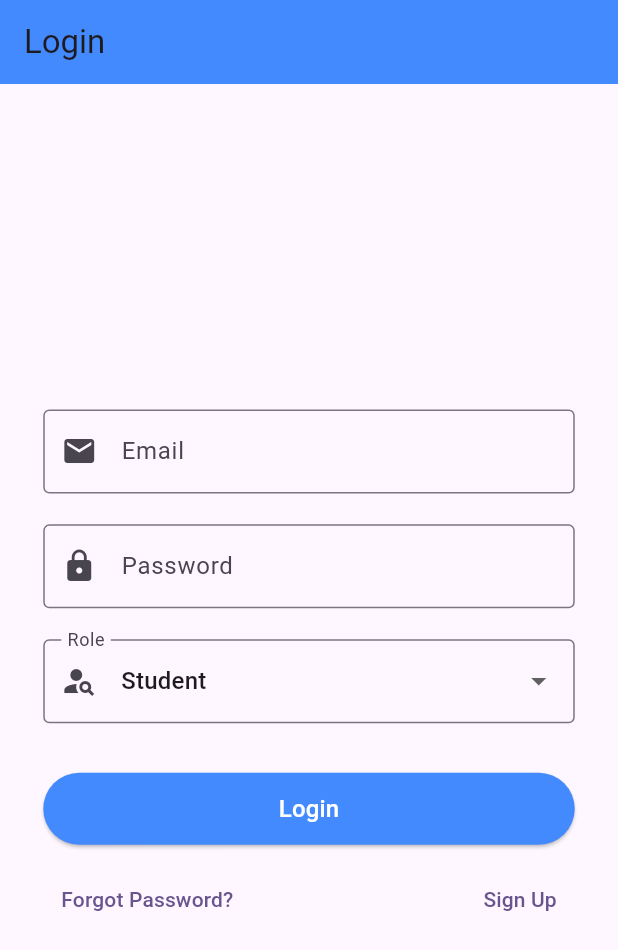
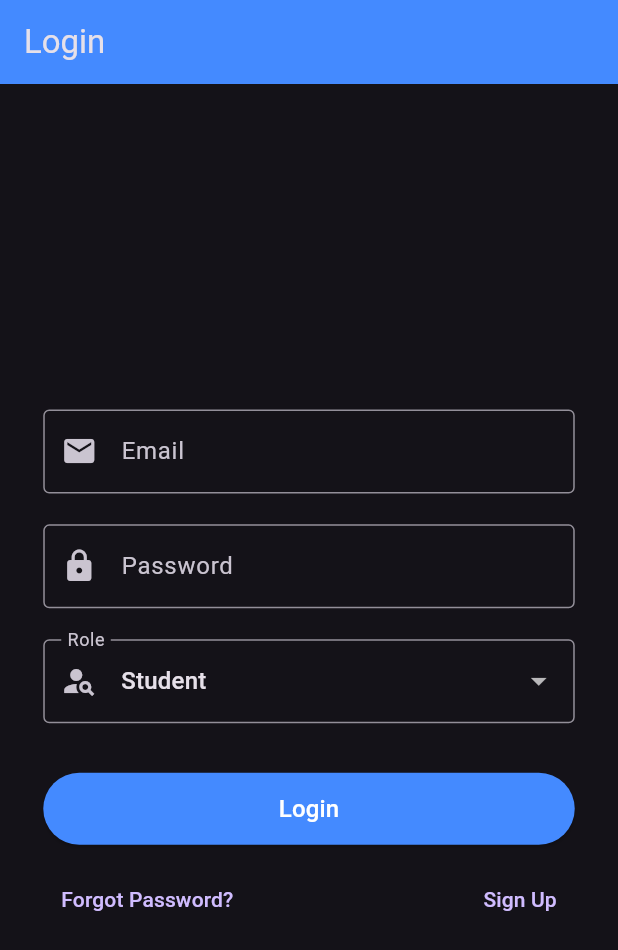
Before and after one commit to adyan5786/Smart-Curricular-Activity-Attendance-App, a Flutter app: the screen it shows after launch, on a phone screen of 412 x 824 dp. Shown: the top 950 px of the screen. Run offline on Flutter 3.47's test engine with Material 3 defaults, Android fonts, the phone set to English and light mode, and no system bars; our stand-ins replace cloud_firestore, firebase_auth, firebase_core; accounts and stored records are empty.

Commit message:
feat: Implemented Stay Logged In feature even if the app is closed

```diff
--- /dev/null
+++ b/lib/auth_wrapper.dart
@@ -0,0 +1,58 @@
+// lib/auth_wrapper.dart
+import 'package:flutter/material.dart';
+import 'package:firebase_auth/firebase_auth.dart';
+import 'package:smart_curricular_activity_attendance_app/models/user_model.dart';
+import 'package:smart_curricular_activity_attendance_app/services/auth_service.dart';
+import 'package:smart_curricular_activity_attendance_app/services/user_service.dart';
+import 'package:smart_curricular_activity_attendance_app/screens/login_screen.dart';
+import 'package:smart_curricular_activity_attendance_app/screens/student_dashboard_screen.dart';
+import 'package:smart_curricular_activity_attendance_app/screens/lecturer_dashboard_screen.dart';
+import 'package:smart_curricular_activity_attendance_app/screens/admin_dashboard_screen.dart';
+
+class AuthWrapper extends StatelessWidget {
+  const AuthWrapper({super.key});
+
+  @override
+  Widget build(BuildContext context) {
+    final authService = AuthService();
+    final userService = UserService();
+
+    return StreamBuilder<User?>(
+      stream: authService.authStateChanges,
+      builder: (context, authSnapshot) {
+        if (authSnapshot.connectionState == ConnectionState.waiting) {
+          return const Scaffold(body: Center(child: CircularProgressIndicator()));
+        }
+        if (authSnapshot.hasData) {
+          // User is logged in, now fetch their user profile data from Firestore.
+          return FutureBuilder<AppUser?>(
+            future: userService.getUser(authSnapshot.data!.uid),
+            builder: (context, userSnapshot) {
+              if (userSnapshot.connectionState == ConnectionState.waiting) {
+                return const Scaffold(body: Center(child: CircularProgressIndicator()));
+              }
+              if (userSnapshot.hasError || !userSnapshot.hasData || userSnapshot.data == null) {
+                // If there's an error or no user data, send them to login.
+                return const LoginScreen();
+              }
+
+              // User data loaded successfully, route to the correct dashboard.
+              final user = userSnapshot.data!;
+              switch (user.role) {
+                case 'Admin':
+                  return AdminDashboardScreen(user: user);
+                case 'Lecturer':
+                  return LecturerDashboardScreen(user: user);
+                case 'Student':
+                default:
+                  return StudentDashboardScreen(user: user);
+              }
+            },
+          );
+        }
+        // User is logged out.
+        return const LoginScreen();
+      },
+    );
+  }
+}
--- a/lib/main.dart
+++ b/lib/main.dart
@@ -1,18 +1,13 @@
 import 'package:flutter/material.dart';
 import 'package:firebase_core/firebase_core.dart';
+import 'package:smart_curricular_activity_attendance_app/auth_wrapper.dart';
 import 'firebase_options.dart';
-import 'package:smart_curricular_activity_attendance_app/screens/login_screen.dart';
 
-void main() async { // 1. Make the main function async
-  // 2. Ensure Flutter is ready before calling native code
+void main() async {
   WidgetsFlutterBinding.ensureInitialized();
-
-  // 3. Initialize Firebase
   await Firebase.initializeApp(
     options: DefaultFirebaseOptions.currentPlatform,
   );
-
-  // 4. Now, run your app
   runApp(const MyApp());
 }
 
@@ -23,11 +18,10 @@
   Widget build(BuildContext context) {
     return MaterialApp(
       title: 'Momento',
-      theme: ThemeData(
-        colorScheme: ColorScheme.fromSeed(seedColor: Colors.deepPurple),
-        useMaterial3: true,
+      theme: ThemeData.dark().copyWith(
+        primaryColor: Colors.blueAccent,
       ),
-      home: LoginScreen(), // Your starting screen
+      home: const AuthWrapper(),
     );
   }
 }
--- a/lib/screens/dashboard_router.dart
+++ b/lib/screens/dashboard_router.dart
@@ -16,7 +16,7 @@ class DashboardRouter extends StatelessWidget {
       case 'Lecturer':
         return LecturerDashboardScreen(user: user);
       case 'Admin':
-        return const AdminDashboardScreen();
+        return AdminDashboardScreen(user: user);
       default:
         return Scaffold(
           body: Center(child: Text('Unknown role: ${user.role}')),
--- a/lib/screens/login_screen.dart
+++ b/lib/screens/login_screen.dart
@@ -55,10 +55,10 @@ class _LoginScreenState extends State<LoginScreen> {
               dashboard = StudentDashboardScreen(user: userDetails);
               break;
             case 'Lecturer':
-              dashboard = LecturerDashboardScreen(  user: userDetails);
+              dashboard = LecturerDashboardScreen(user: userDetails);
               break;
             case 'Admin':
-              dashboard = const AdminDashboardScreen();
+              dashboard = AdminDashboardScreen(user: userDetails);
               break;
             default:
               dashboard = const Scaffold(body: Center(child: Text('Unknown user role')));
--- a/pubspec.yaml
+++ b/pubspec.yaml
@@ -37,6 +37,8 @@ dependencies:
   firebase_auth: ^6.1.0
   cloud_firestore: ^6.0.2
   cupertino_icons: ^1.0.8
+  qr_flutter: ^4.1.0        # For teachers to generate QR codes
+  mobile_scanner: ^7.1.2    # For students to scan QR codes
 
 dev_dependencies:
   flutter_test:
```
Also changed, not shown: lib/screens/admin_dashboard_screen.dart (+19 -3 lines), lib/screens/lecturer_dashboard_screen.dart (+20 -1 lines), lib/screens/student_dashboard_screen.dart (+14 -10 lines), lib/services/user_service.dart (added, +19 -0 lines), pubspec.lock, 1 other file.
